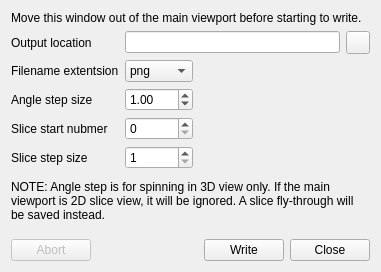
Above: freeview/DialogWriteMovieFrames.ui from freesurfer/freesurfer before the change. Below: the same form after it.
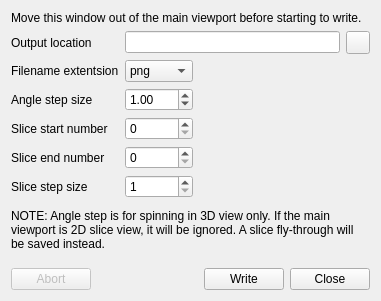
That is the form after the change. Icons and pictures are not drawn.

Commit message: added end slice option for movie frame exporting. adjust 3D cursor size based on the size of the FOV

Patch:
```diff
--- a/freeview/DialogWriteMovieFrames.ui
+++ b/freeview/DialogWriteMovieFrames.ui
@@ -125,13 +125,6 @@
        </property>
       </widget>
      </item>
-     <item row="3" column="0">
-      <widget class="QLabel" name="labelSliceStartNumber">
-       <property name="text">
-        <string>Slice start nubmer</string>
-       </property>
-      </widget>
-     </item>
      <item row="3" column="1">
       <widget class="QSpinBox" name="spinBoxSliceStart">
        <property name="minimum">
@@ -145,14 +138,14 @@
        </property>
       </widget>
      </item>
-     <item row="4" column="0">
+     <item row="5" column="0">
       <widget class="QLabel" name="labelSliceStep">
        <property name="text">
         <string>Slice step size</string>
        </property>
       </widget>
      </item>
-     <item row="4" column="1">
+     <item row="5" column="1">
       <widget class="QSpinBox" name="spinBoxSliceStep">
        <property name="minimum">
         <number>1</number>
@@ -162,6 +155,33 @@
        </property>
       </widget>
      </item>
+     <item row="3" column="0">
+      <widget class="QLabel" name="labelSliceStartNumber">
+       <property name="text">
+        <string>Slice start number</string>
+       </property>
+      </widget>
+     </item>
+     <item row="4" column="0">
+      <widget class="QLabel" name="labelSliceEndNumber">
+       <property name="text">
+        <string>Slice end number</string>
+       </property>
+      </widget>
+     </item>
+     <item row="4" column="1">
+      <widget class="QSpinBox" name="spinBoxSliceEnd">
+       <property name="minimum">
+        <number>0</number>
+       </property>
+       <property name="maximum">
+        <number>10000</number>
+       </property>
+       <property name="value">
+        <number>0</number>
+       </property>
+      </widget>
+     </item>
     </layout>
    </item>
    <item>
```
The commit also changes 10 other files.
